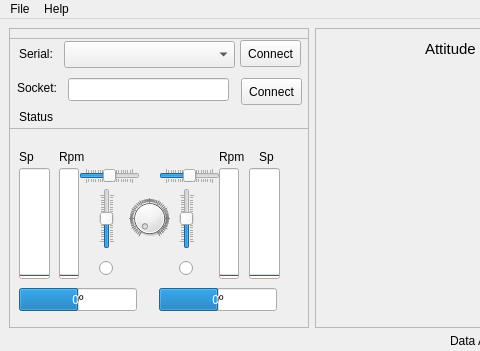
Before: the Qt Designer form vant3.ui in iurobpn/provant-groundstation, drawn with Qt 5; both pictures show x 0 to 480 and y 0 to 351 of the 893 by 739 pixel window.
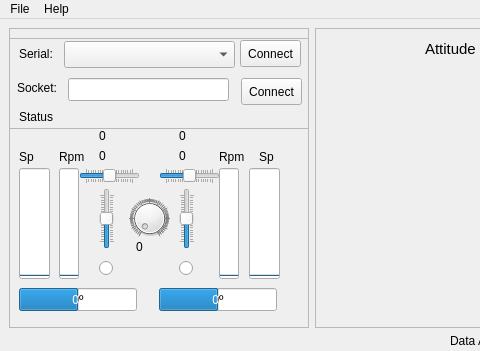
After: the same form once the commit is applied. Custom widgets are drawn as their Qt base class.

Commit message: adicionado valores do controle remoto na interface

```diff
--- a/vant3.ui
+++ b/vant3.ui
@@ -516,6 +516,71 @@
             <bool>true</bool>
            </property>
           </widget>
+          <widget class="QLabel" name="label">
+           <property name="geometry">
+            <rect>
+             <x>127</x>
+             <y>211</y>
+             <width>31</width>
+             <height>16</height>
+            </rect>
+           </property>
+           <property name="text">
+            <string>0</string>
+           </property>
+          </widget>
+          <widget class="QLabel" name="label_2">
+           <property name="geometry">
+            <rect>
+             <x>90</x>
+             <y>120</y>
+             <width>31</width>
+             <height>16</height>
+            </rect>
+           </property>
+           <property name="text">
+            <string>0</string>
+           </property>
+          </widget>
+          <widget class="QLabel" name="label_3">
+           <property name="geometry">
+            <rect>
+             <x>90</x>
+             <y>100</y>
+             <width>31</width>
+             <height>16</height>
+            </rect>
+           </property>
+           <property name="text">
+            <string>0</string>
+           </property>
+          </widget>
+          <widget class="QLabel" name="label_4">
+           <property name="geometry">
+            <rect>
+             <x>170</x>
+             <y>120</y>
+             <width>31</width>
+             <height>16</height>
+            </rect>
+           </property>
+           <property name="text">
+            <string>0</string>
+           </property>
+          </widget>
+          <widget class="QLabel" name="label_5">
+           <property name="geometry">
+            <rect>
+             <x>170</x>
+             <y>100</y>
+             <width>31</width>
+             <height>16</height>
+            </rect>
+           </property>
+           <property name="text">
+            <string>0</string>
+           </property>
+          </widget>
          </widget>
         </item>
         <item>
```
Left out of the diff: 83 changed lines with no effect on the pictures.
